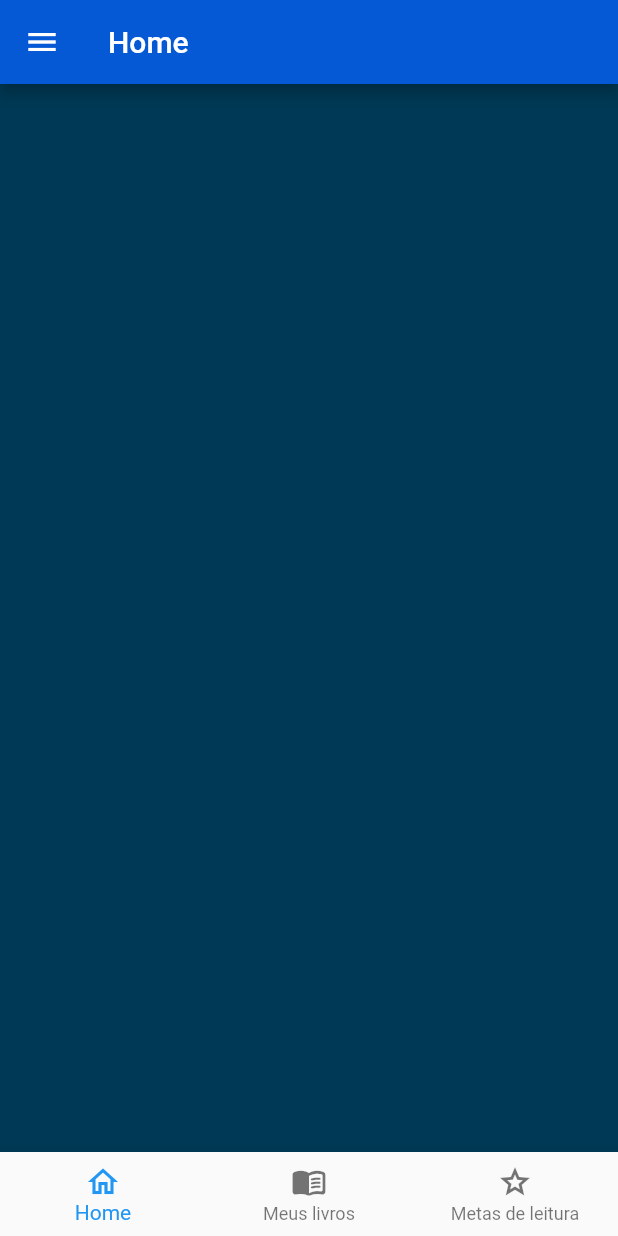
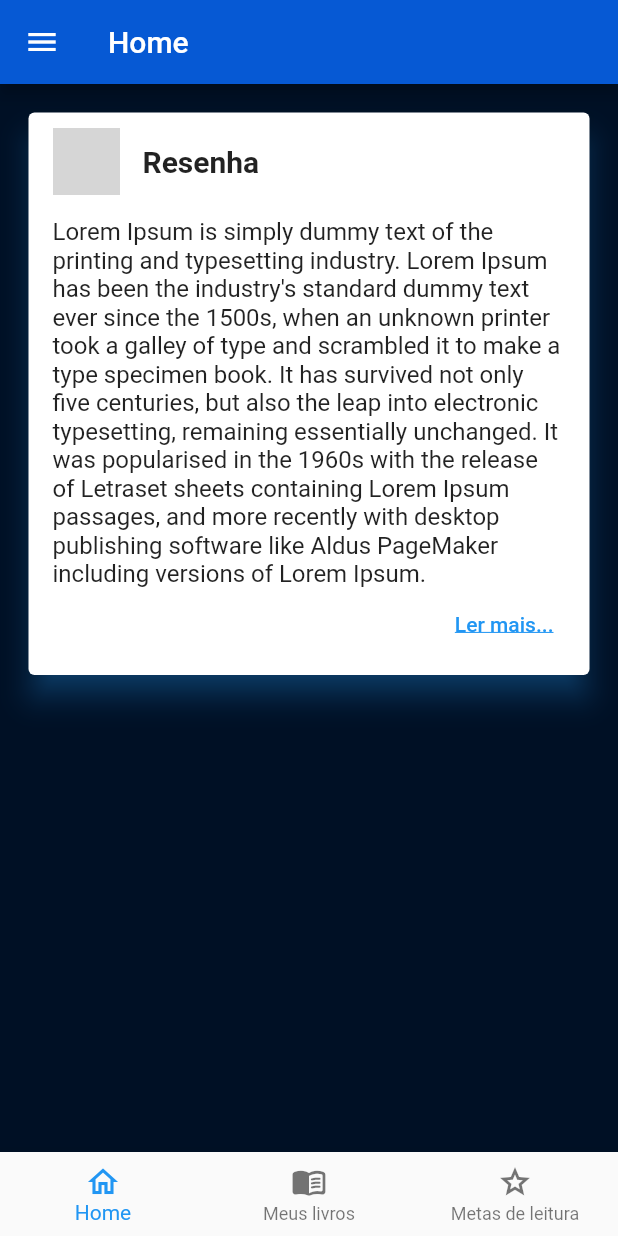
Before and after one commit to AdryanneKelly/trilha_app, a Flutter app: the MainPage screen opened directly, on a phone screen of 412 x 824 dp. Run offline on Flutter 3.47's test engine with Material 2 defaults, Android fonts, the phone set to English and light mode, and no system bars; our stand-ins replace google_fonts; network calls fail; grey boxes are pictures that could not be loaded.

Commit message:
adding widgets on page 1 renamed to card page

```diff
--- /dev/null
+++ b/lib/pages/card_page.dart
@@ -0,0 +1,67 @@
+import 'package:flutter/material.dart';
+
+class CardPage extends StatefulWidget {
+  const CardPage({super.key});
+
+  @override
+  State<CardPage> createState() => _CardPageState();
+}
+
+class _CardPageState extends State<CardPage> {
+  @override
+  Widget build(BuildContext context) {
+    return Column(
+      children: [
+        Container(
+          margin: const EdgeInsets.symmetric(horizontal: 15, vertical: 15),
+          width: double.infinity,
+          child: Card(
+            elevation: 8,
+            shadowColor: Colors.blue,
+            child: Padding(
+              padding: const EdgeInsets.symmetric(vertical: 10, horizontal: 16),
+              child: Column(
+                crossAxisAlignment: CrossAxisAlignment.start,
+                children: [
+                  Row(
+                    children: [
+                      Image.network(
+                        "https://cdn.icon-icons.com/icons2/504/PNG/512/book-8_icon-icons.com_49252.png",
+                        height: 45,
+                      ),
+                      const SizedBox(
+                        width: 15,
+                      ),
+                      const Text(
+                        "Resenha",
+                        style: TextStyle(
+                            fontSize: 20, fontWeight: FontWeight.w700),
+                      ),
+                    ],
+                  ),
+                  const SizedBox(
+                    height: 15,
+                  ),
+                  const Text(
+                    "Lorem Ipsum is simply dummy text of the printing and typesetting industry. Lorem Ipsum has been the industry's standard dummy text ever since the 1500s, when an unknown printer took a galley of type and scrambled it to make a type specimen book. It has survived not only five centuries, but also the leap into electronic typesetting, remaining essentially unchanged. It was popularised in the 1960s with the release of Letraset sheets containing Lorem Ipsum passages, and more recently with desktop publishing software like Aldus PageMaker including versions of Lorem Ipsum.",
+                    style: TextStyle(fontSize: 16),
+                  ),
+                  Container(
+                      width: double.infinity,
+                      alignment: Alignment.centerRight,
+                      child: TextButton(
+                          onPressed: () {},
+                          child: const Text(
+                            "Ler mais...",
+                            style:
+                                TextStyle(decoration: TextDecoration.underline),
+                          )))
+                ],
+              ),
+            ),
+          ),
+        ),
+      ],
+    );
+  }
+}
--- a/lib/pages/main_page.dart
+++ b/lib/pages/main_page.dart
@@ -1,8 +1,8 @@
 import 'package:flutter/material.dart';
-import 'package:trilhaapp/pages/dados_cadastrais.dart';
-import 'package:trilhaapp/pages/pagina1.dart';
+import 'package:trilhaapp/pages/card_page.dart';
 import 'package:trilhaapp/pages/pagina2.dart';
 import 'package:trilhaapp/pages/pagina3.dart';
+import 'package:trilhaapp/shared/widgets/custom_drawer.dart';
 
 class MainPage extends StatefulWidget {
   const MainPage({super.key});
@@ -25,69 +25,7 @@ class _MainPageState extends State<MainPage> {
             "Home",
           ),
         ),
-        drawer: Drawer(
-          backgroundColor: const Color.fromARGB(255, 0, 16, 37),
-          child: Padding(
-            padding: const EdgeInsets.symmetric(vertical: 30, horizontal: 20),
-            child: Column(
-              crossAxisAlignment: CrossAxisAlignment.start,
-              children: [
-                InkWell(
-                  child: Container(
-                      padding: const EdgeInsets.symmetric(vertical: 15),
-                      width: double.infinity,
-                      child: const Text(
-                        "Dados cadastrais",
-                        style: TextStyle(
-                            color: Colors.white70,
-                            fontSize: 17,
-                            fontWeight: FontWeight.bold),
-                      )),
-                  onTap: () {
-                    Navigator.pop(context);
-                    Navigator.push(
-                        context,
-                        MaterialPageRoute(
-                            builder: (context) => const DadosCadastraisPage()));
-                  },
-                ),
-                const Divider(color: Color.fromARGB(255, 6, 89, 212)),
-                InkWell(
-                  child: Container(
-                      padding: const EdgeInsets.symmetric(vertical: 15),
-                      width: double.infinity,
-                      child: const Text(
-                        "Configurações",
-                        style: TextStyle(
-                            color: Colors.white70,
-                            fontSize: 17,
-                            fontWeight: FontWeight.bold),
-                      )),
-                  onTap: () {},
-                ),
-                const Divider(
-                  color: Color.fromARGB(255, 6, 89, 212),
-                ),
-                // const SizedBox(
-                //   height: 10,
-                // ),
-                InkWell(
-                  child: Container(
-                      padding: const EdgeInsets.symmetric(vertical: 15),
-                      width: double.infinity,
-                      child: const Text(
-                        "Termos de uso e privacidade",
-                        style: TextStyle(
-                            color: Colors.white70,
-                            fontSize: 17,
-                            fontWeight: FontWeight.bold),
-                      )),
-                  onTap: () {},
-                ),
-              ],
-            ),
-          ),
-        ),
+        drawer: const CustomDrawerWidget(),
         body: Column(
           children: [
             Expanded(
@@ -98,7 +36,7 @@ class _MainPageState extends State<MainPage> {
                     posicaoPagina = value;
                   });
                 },
-                children: const [Pagina1Page(), Pagina2Page(), Pagina3Page()],
+                children: const [CardPage(), Pagina2Page(), Pagina3Page()],
               ),
             ),
             BottomNavigationBar(
--- a/lib/pages/pagina1.dart
+++ /dev/null
@@ -1,17 +0,0 @@
-import 'package:flutter/material.dart';
-
-class Pagina1Page extends StatefulWidget {
-  const Pagina1Page({super.key});
-
-  @override
-  State<Pagina1Page> createState() => _Pagina1PageState();
-}
-
-class _Pagina1PageState extends State<Pagina1Page> {
-  @override
-  Widget build(BuildContext context) {
-    return Container(
-      color: const Color.fromARGB(255, 0, 57, 85),
-    );
-  }
-}
```
